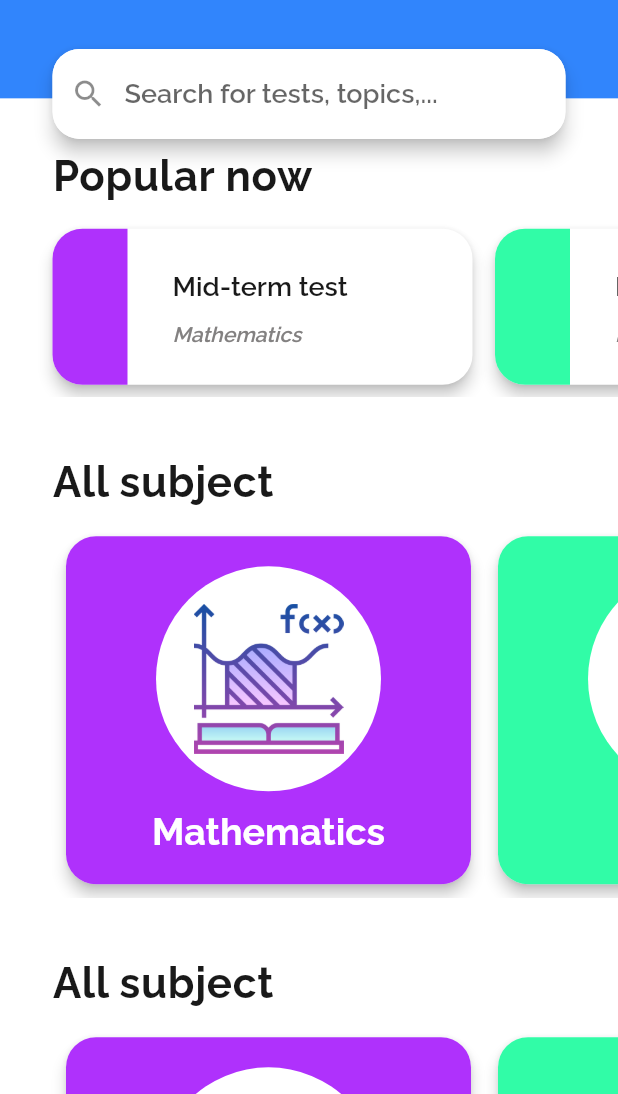
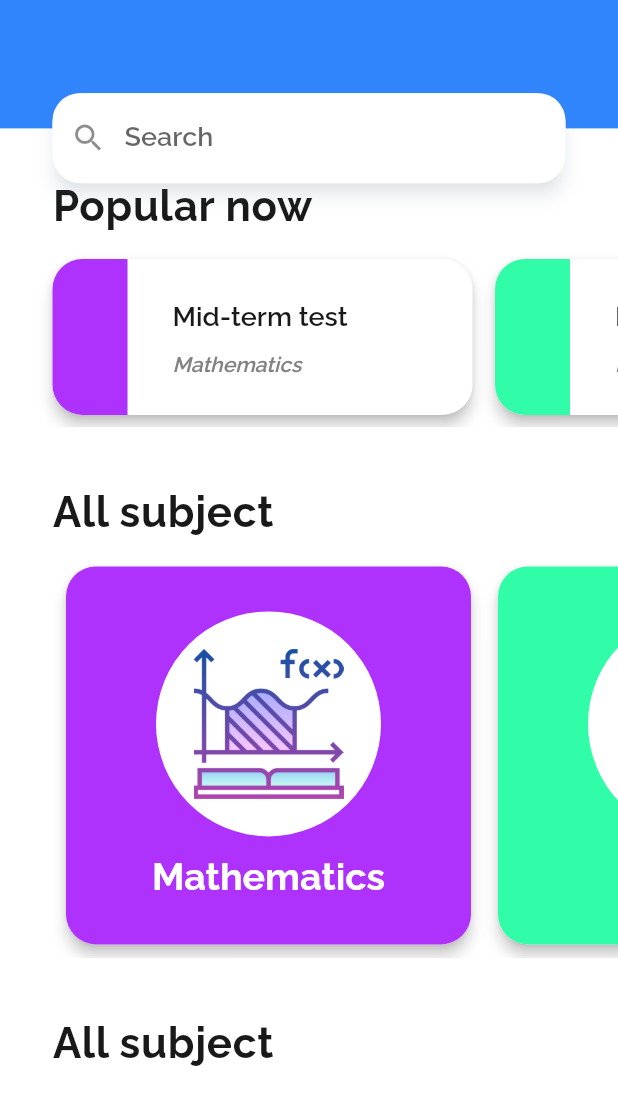
Before and after one commit to CS426FinalProject/eazylearn-frontend, a Flutter app: the screen it shows after launch, on a phone screen of 412 x 824 dp, the part 142-1236 px from its top. Run offline on Flutter 3.47's test engine with Material 2 defaults, Android fonts, the phone set to English and light mode, and no system bars; our stand-ins replace email_validator, expandable; accounts and stored records are empty.

Commit message:
fix theme at some places
i think there's more but i'm tired

```diff
--- a/lib/screens/home_screen.dart
+++ b/lib/screens/home_screen.dart
@@ -1,4 +1,5 @@
 import 'package:final_cs426/constants/color.dart';
+import 'package:final_cs426/constants/colors.dart';
 import 'package:final_cs426/models/subject.dart';
 import 'package:final_cs426/models/test_preview.dart';
 import 'package:final_cs426/models/topic.dart';
@@ -93,7 +94,7 @@ class _HomeScreenState extends State<HomeScreen> {
               children: [
                 Expanded(flex: 7, child: _buildAppbar()),
                 Expanded(
-                    flex: 29,
+                    flex: 25,
                     child: ListView(
                       children: [
                         SizedBox(
@@ -122,7 +123,7 @@ class _HomeScreenState extends State<HomeScreen> {
                       ],
                     )),
                 Expanded(
-                  flex: 17,
+                  flex: 14,
                   child: SizedBox.shrink(),
                 )
               ],
@@ -141,23 +142,26 @@ class _HomeScreenState extends State<HomeScreen> {
         child: Material(
           borderRadius: BorderRadius.all(Radius.circular(18)),
           elevation: 5,
+          shadowColor: kEzLearnShadowButton,
           child: TextFormField(
             focusNode: inputFocusNode,
             style: Theme.of(context).textTheme.headline6,
             decoration: new InputDecoration(
-                prefixIcon: Icon(Icons.search),
-                fillColor: Colors.white,
-                filled: true,
-                focusedBorder: OutlineInputBorder(
-                  borderRadius: BorderRadius.all(Radius.circular(18)),
-                  borderSide: BorderSide(color: Colors.transparent),
-                ),
-                enabledBorder: OutlineInputBorder(
-                    borderRadius: BorderRadius.all(Radius.circular(18)),
-                    borderSide: BorderSide(color: Colors.transparent)),
-                contentPadding:
-                    EdgeInsets.only(left: 18, bottom: 20, top: 20, right: 15),
-                hintText: "Search for tests, topics,..."),
+              prefixIcon: Icon(Icons.search),
+              fillColor: Colors.white,
+              focusColor: Theme.of(context).colorScheme.primary,
+              filled: true,
+              contentPadding:
+                  EdgeInsets.only(left: 18, bottom: 20, top: 20, right: 15),
+              labelText: "Search",
+              enabledBorder: OutlineInputBorder(
+                borderRadius: BorderRadius.all(Radius.circular(20)),
+                borderSide: BorderSide(color: Colors.transparent),
+              ),
+              border: InputBorder.none,
+              focusedBorder:
+                  Theme.of(context).inputDecorationTheme.focusedBorder,
+            ),
           ),
         ),
       ),
@@ -229,7 +233,7 @@ class _HomeScreenState extends State<HomeScreen> {
           ),
         ),
         Container(
-            height: isPreview ? 170 : 300,
+            height: isPreview ? 170 : 320,
             padding: EdgeInsets.fromLTRB(0, 10, 0, 40),
             child: ListView.builder(
                 scrollDirection: Axis.horizontal,
--- a/lib/screens/splash_screen.dart
+++ b/lib/screens/splash_screen.dart
@@ -60,7 +60,10 @@ class _SplashScreenState extends State<SplashScreen> {
           },
           child: Text(
             "I want to register",
-            style: TextStyle(fontSize: 25, fontWeight: FontWeight.bold),
+            style: Theme.of(context)
+                .textTheme
+                .headline5
+                .copyWith(color: Theme.of(context).colorScheme.onPrimary),
           ),
           style: ButtonStyle(
               backgroundColor: MaterialStateProperty.all(primaryColor),
--- a/lib/utility/test_preview_card.dart
+++ b/lib/utility/test_preview_card.dart
@@ -126,7 +126,10 @@ class TestPreviewCard extends StatelessWidget {
               SizedBox(height: 5),
               Text(
                 preview.name,
-                style: Theme.of(context).textTheme.headline4,
+                style: Theme.of(context).textTheme.headline5.copyWith(
+                  fontSize: 36,
+                  color: Theme.of(context).colorScheme.onPrimary,
+                ),
               )
             ]),
           ),
```
Also changed, not shown: lib/screens/all_answer_screen.dart (+5 -4 lines), lib/screens/result_screen.dart (+7 -5 lines).
